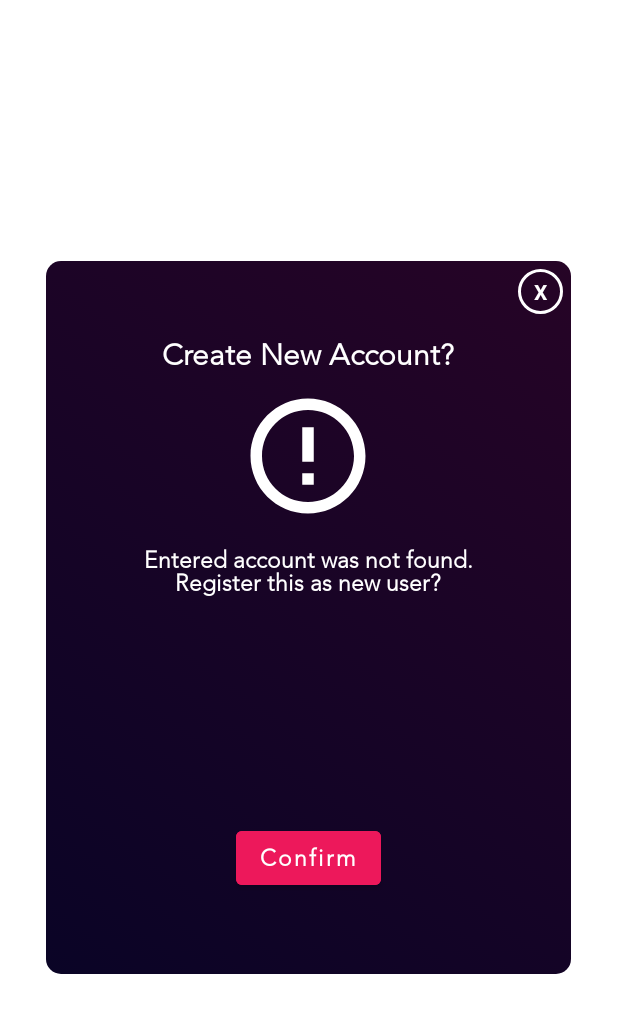
After one commit to satrajit-chatterjee/errand, an Android app: the layout new_acc_popup.xml on its own in the app's theme, with its tools: preview values and no code run, on a phone screen of 412 x 824 dp. The commit adds this screen. Shown: the top 1013 px of the screen. Run offline under Robolectric (Android 15) with nearby library versions, the phone set to English and light mode, and no system bars.

Commit message:
Added user login, need to test

```diff
--- a/app/build.gradle
+++ b/app/build.gradle
@@ -39,4 +39,5 @@ dependencies {
     androidTestImplementation 'androidx.test.espresso:espresso-core:3.2.0'
     implementation 'androidx.legacy:legacy-support-v4:1.0.0'
     implementation 'com.google.firebase:firebase-firestore:21.4.3'
+    implementation 'com.google.firebase:firebase-auth:19.3.1'
 }
--- /dev/null
+++ b/app/src/main/res/drawable-anydpi-v24/dialog_alert.xml
@@ -0,0 +1,13 @@
+<vector xmlns:android="http://schemas.android.com/apk/res/android"
+    android:width="100dp"
+    android:height="100dp"
+    android:viewportWidth="26.086956"
+    android:viewportHeight="26.086956"
+    android:tint="#FFFFFF">
+  <group android:translateX="1.0434783"
+      android:translateY="1.0434783">
+      <path
+          android:fillColor="#FF000000"
+          android:pathData="M11,15h2v2h-2zM11,7h2v6h-2zM11.99,2C6.47,2 2,6.48 2,12s4.47,10 9.99,10C17.52,22 22,17.52 22,12S17.52,2 11.99,2zM12,20c-4.42,0 -8,-3.58 -8,-8s3.58,-8 8,-8 8,3.58 8,8 -3.58,8 -8,8z"/>
+  </group>
+</vector>
--- /dev/null
+++ b/app/src/main/res/drawable/account_popup_bg.xml
@@ -0,0 +1,19 @@
+<?xml version="1.0" encoding="utf-8"?>
+<selector xmlns:android="http://schemas.android.com/apk/res/android">
+
+    <item>
+        <shape>
+            <gradient
+                android:startColor="@color/deep_blue"
+                android:endColor="@color/deep_purple"
+                android:angle="45"/>
+            <corners
+                android:bottomRightRadius="10dp"
+                android:bottomLeftRadius="10dp"
+                android:topLeftRadius="10dp"
+                android:topRightRadius="10dp"/>
+        </shape>
+    </item>
+
+
+</selector>
--- /dev/null
+++ b/app/src/main/res/drawable/circle_background.xml
@@ -0,0 +1,8 @@
+<?xml version="1.0" encoding="utf-8"?>
+<shape
+    xmlns:android="http://schemas.android.com/apk/res/android"
+    android:shape="oval">
+    <stroke
+        android:width="2dp"
+        android:color="@color/white"/>
+</shape>
--- /dev/null
+++ b/app/src/main/res/layout/new_acc_popup.xml
@@ -0,0 +1,73 @@
+<?xml version="1.0" encoding="utf-8"?>
+<LinearLayout
+    xmlns:android="http://schemas.android.com/apk/res/android"
+    android:orientation="vertical"
+    android:layout_width="350dp"
+    android:layout_height="475dp"
+    android:background="@drawable/account_popup_bg"
+    android:padding="5dp"
+    android:layout_gravity="center">
+
+    <TextView
+        android:id="@+id/cancel_popup"
+        android:layout_width="30dp"
+        android:layout_height="30dp"
+        android:layout_gravity="end"
+        android:text="X"
+        android:textColor="@color/white"
+        android:textStyle="bold"
+        android:gravity="center"
+        android:background="@drawable/circle_background"/>
+
+    <LinearLayout
+        android:layout_width="match_parent"
+        android:layout_height="wrap_content"
+        android:orientation="vertical">
+        <TextView
+            android:layout_width="wrap_content"
+            android:layout_height="wrap_content"
+            android:layout_gravity="center"
+            android:layout_marginTop="15dp"
+            android:text="Create New Account?"
+            android:textColor="@color/white"
+            android:fontFamily="@font/avenir"
+            android:textSize="20dp"
+            android:textStyle="bold"/>
+
+        <ImageView
+            android:layout_width="wrap_content"
+            android:layout_height="wrap_content"
+            android:layout_marginTop="5dp"
+            android:layout_gravity="center"
+            android:src="@drawable/dialog_alert"/>
+
+        <TextView
+            android:layout_width="wrap_content"
+            android:layout_height="wrap_content"
+            android:layout_marginTop="10dp"
+            android:layout_gravity="center"
+            android:text="Entered account was not found.\nRegister this as new user?"
+            android:textColor="@color/white"
+            android:fontFamily="@font/avenir"
+            android:gravity="center"
+            android:textSize="15dp"
+            android:textStyle="bold"/>
+
+        <com.google.android.material.button.MaterialButton
+            android:id="@+id/confirm_acc"
+            android:layout_width="wrap_content"
+            android:layout_height="wrap_content"
+            android:layout_marginTop="150dp"
+            android:layout_gravity="center"
+            android:text="Confirm"
+            android:textStyle="bold"
+            android:textSize="15dp"
+            android:textAllCaps="false"
+            android:fontFamily="@font/avenir"
+            android:backgroundTint="@color/pink"/>
+
+
+
+    </LinearLayout>
+
+</LinearLayout>
--- a/app/src/main/res/values/colors.xml
+++ b/app/src/main/res/values/colors.xml
@@ -6,4 +6,7 @@
     <color name="white">#FFFFFF</color>
     <color name="mainTheme">#F31515</color>
     <color name="black">#000000</color>
+    <color name="deep_purple">#260426</color>
+    <color name="deep_blue">#0A0426</color>
+    <color name="pink">#ED185B</color>
 </resources>
--- a/app/src/main/res/values/strings.xml
+++ b/app/src/main/res/values/strings.xml
@@ -22,4 +22,5 @@
     <string name="open">Open</string>
     <string name="close">Close</string>
     <string name="delivery_rates">Deliveries:\n\nRs.90 for orders upto Rs.1000\nRs.120 for orders ranging between Rs.1000-3000\nRs.500 for orders above Rs.3000</string>
+    <string name="password">Password</string>
 </resources>
```
Also changed, not shown: app/src/main/java/com/example/errand/SplashScreen.java (+85 -8 lines), app/src/main/res/layout/activity_login.xml (+4 -4 lines), app/src/main/res/drawable-hdpi/dialog_alert.png (added), app/src/main/res/drawable-mdpi/dialog_alert.png (added), app/src/main/res/drawable-xhdpi/dialog_alert.png (added), app/src/main/res/drawable-xxhdpi/dialog_alert.png (added).
